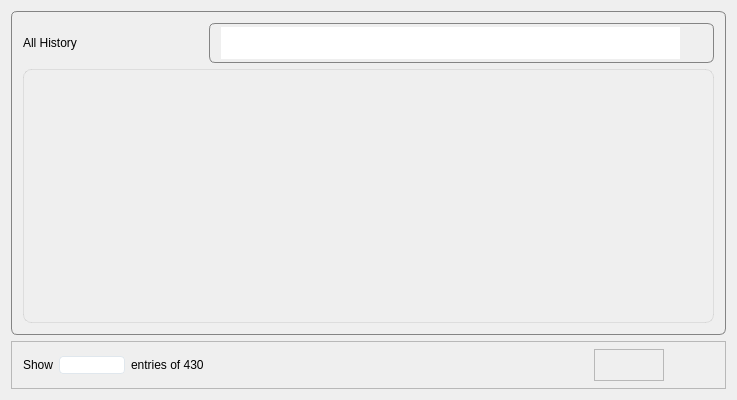
This is widget/Setting/ChatBot/WHistoryPage.ui in yechaoGitHub/AI as Qt 5 draws it before an edit. The edited form follows.
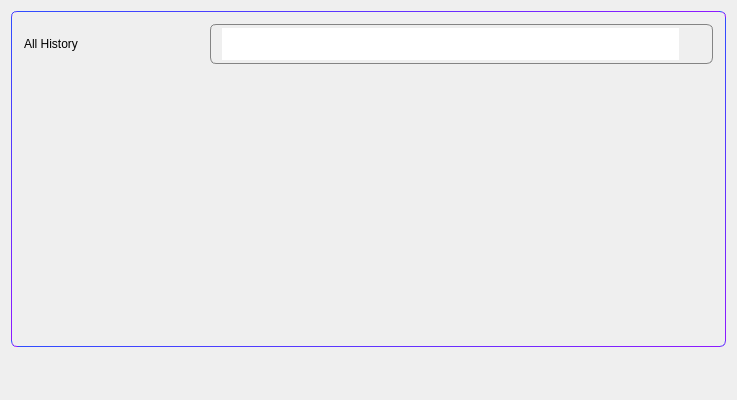
This is the edited form. Icons and pictures are not drawn. Custom widgets are drawn as their Qt base class.

```diff
--- a/widget/Setting/ChatBot/WHistoryPage.ui
+++ b/widget/Setting/ChatBot/WHistoryPage.ui
@@ -18,11 +18,16 @@
 	font: 12px &quot;微软雅黑&quot;;
 }
 
-QFrame#frame,#frame_2{
+QFrame#frame_2{
 	border:1px solid #848484;
 	border-radius:6px;
 }
 
+QFrame#frame{
+	border:1px solid qlineargradient(spread:pad, x1:0, y1:0, x2:1, y2:1, stop:0 #0066FF, stop:1 #BD00FF);
+	border-radius:6px;
+}
+
 QLineEdit{
 	border:none;
 }
@@ -49,8 +54,6 @@
 }
 
 QTableView{
-	border: 1px solid rgba(51,51,51,0.10);
-	border-radius: 8px;
 	background-color:transparent;
 	font-family: &quot;Microsoft YaHei UI&quot;;
 	font-size: 14px;
@@ -59,15 +62,11 @@
 }
 
 QHeaderView{
-    background: rgba(0,0,0,0.04);
+    background: qlineargradient(spread:pad, x1:0, y1:0, x2:1, y2:1, stop:0 rgba(0,102,255,25), stop:1 rgba(189,0,255,25));
 	border:none;
-	border-top-left-radius: 8px;
-	border-top-right-radius: 8px;
-
 }
 
 QHeaderView::section{
-	border-radius: 8px 8px 0 0;
     border: none;
     height:44px;    /*表头高度*/
     color: #333333;
@@ -81,8 +80,7 @@
 QTableView::item{ 
     background-color: white;
     border: none;
-    background-color:rgba(0,0,0,0.04); /*交替行，第二行*/
-    /*alternate-background-color*/
+    background-color:rgba(0,0,0,0.04);
 	selection-background-color: white;
     selection-color: black;
 }
@@ -117,8 +115,26 @@
       <enum>QFrame::Raised</enum>
      </property>
      <layout class="QVBoxLayout" name="verticalLayout">
+      <property name="leftMargin">
+       <number>0</number>
+      </property>
+      <property name="topMargin">
+       <number>12</number>
+      </property>
+      <property name="rightMargin">
+       <number>0</number>
+      </property>
+      <property name="bottomMargin">
+       <number>0</number>
+      </property>
       <item>
        <layout class="QHBoxLayout" name="horizontalLayout_2">
+        <property name="leftMargin">
+         <number>12</number>
+        </property>
+        <property name="rightMargin">
+         <number>12</number>
+        </property>
         <item>
          <widget class="QLabel" name="label">
           <property name="minimumSize">
@@ -212,155 +228,32 @@
     </widget>
    </item>
    <item>
-    <widget class="QFrame" name="frame_7">
+    <widget class="WPageCtlWidget" name="widget" native="true">
      <property name="minimumSize">
       <size>
        <width>0</width>
-       <height>48</height>
+       <height>36</height>
       </size>
      </property>
      <property name="maximumSize">
       <size>
-       <width>124255</width>
-       <height>48</height>
+       <width>16777215</width>
+       <height>36</height>
       </size>
      </property>
-     <property name="frameShape">
-      <enum>QFrame::StyledPanel</enum>
-     </property>
-     <property name="frameShadow">
-      <enum>QFrame::Raised</enum>
-     </property>
-     <layout class="QHBoxLayout" name="horizontalLayout_10">
-      <property name="topMargin">
-       <number>0</number>
-      </property>
-      <property name="bottomMargin">
-       <number>0</number>
-      </property>
-      <item>
-       <layout class="QHBoxLayout" name="horizontalLayout_7">
-        <item>
-         <widget class="QLabel" name="label_3">
-          <property name="maximumSize">
-           <size>
-            <width>50</width>
-            <height>17</height>
-           </size>
-          </property>
-          <property name="text">
-           <string>Show</string>
-          </property>
-         </widget>
-        </item>
-        <item>
-         <widget class="QComboBox" name="comboBox"/>
-        </item>
-        <item>
-         <widget class="QLabel" name="label_4">
-          <property name="minimumSize">
-           <size>
-            <width>80</width>
-            <height>17</height>
-           </size>
-          </property>
-          <property name="maximumSize">
-           <size>
-            <width>80</width>
-            <height>17</height>
-           </size>
-          </property>
-          <property name="text">
-           <string>entries of 430</string>
-          </property>
-         </widget>
-        </item>
-       </layout>
-      </item>
-      <item>
-       <spacer name="horizontalSpacer_4">
-        <property name="orientation">
-         <enum>Qt::Horizontal</enum>
-        </property>
-        <property name="sizeHint" stdset="0">
-         <size>
-          <width>251</width>
-          <height>20</height>
-         </size>
-        </property>
-       </spacer>
-      </item>
-      <item>
-       <layout class="QHBoxLayout" name="horizontalLayout_8">
-        <item>
-         <widget class="QPushButton" name="pb_pre">
-          <property name="minimumSize">
-           <size>
-            <width>44</width>
-            <height>32</height>
-           </size>
-          </property>
-          <property name="maximumSize">
-           <size>
-            <width>44</width>
-            <height>32</height>
-           </size>
-          </property>
-          <property name="text">
-           <string/>
-          </property>
-         </widget>
-        </item>
-        <item>
-         <widget class="QFrame" name="frame_8">
-          <property name="minimumSize">
-           <size>
-            <width>70</width>
-            <height>32</height>
-           </size>
-          </property>
-          <property name="maximumSize">
-           <size>
-            <width>16777215</width>
-            <height>32</height>
-           </size>
-          </property>
-          <property name="frameShape">
-           <enum>QFrame::StyledPanel</enum>
-          </property>
-          <property name="frameShadow">
-           <enum>QFrame::Raised</enum>
-          </property>
-          <layout class="QHBoxLayout" name="horizontalLayout_9"/>
-         </widget>
-        </item>
-        <item>
-         <widget class="QPushButton" name="pb_next">
-          <property name="minimumSize">
-           <size>
-            <width>44</width>
-            <height>32</height>
-           </size>
-          </property>
-          <property name="maximumSize">
-           <size>
-            <width>44</width>
-            <height>32</height>
-           </size>
-          </property>
-          <property name="text">
-           <string/>
-          </property>
-         </widget>
-        </item>
-       </layout>
-      </item>
-     </layout>
     </widget>
    </item>
   </layout>
  </widget>
  <layoutdefault spacing="6" margin="11"/>
+ <customwidgets>
+  <customwidget>
+   <class>WPageCtlWidget</class>
+   <extends>QWidget</extends>
+   <header>model/WPageCtlWidget.h</header>
+   <container>1</container>
+  </customwidget>
+ </customwidgets>
  <resources>
   <include location="../../../AiSound.qrc"/>
  </resources>
```
